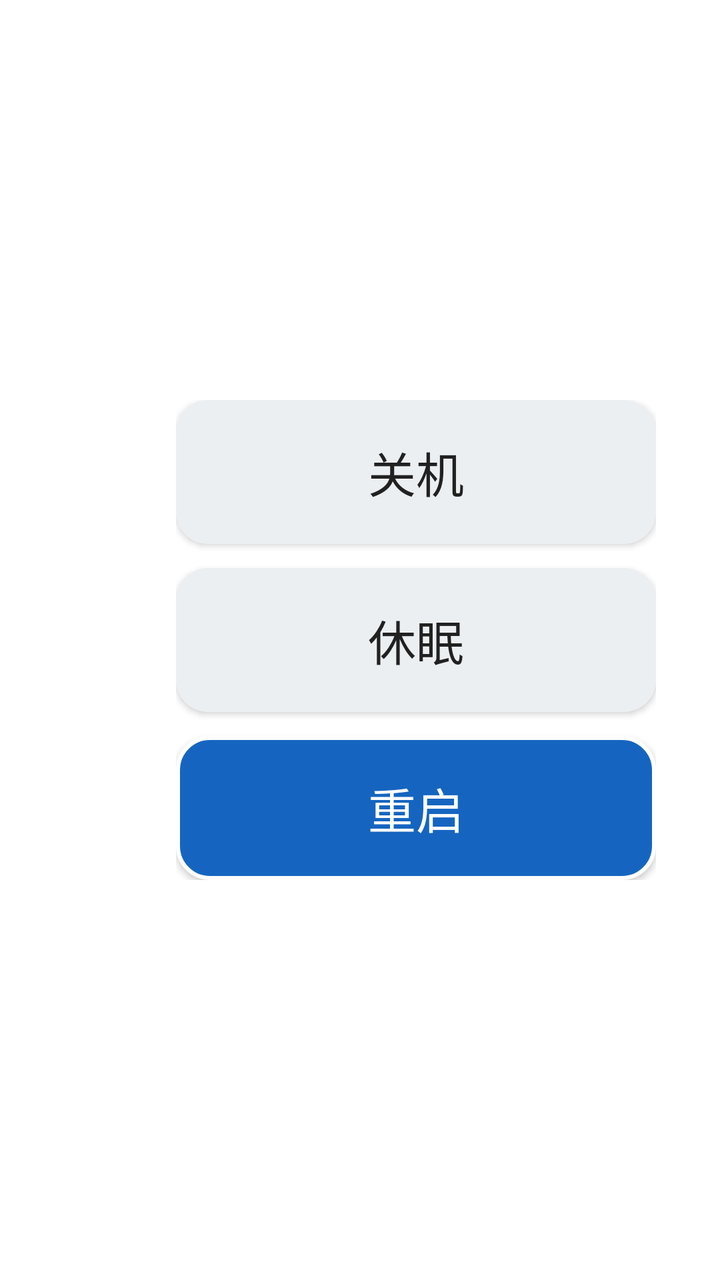
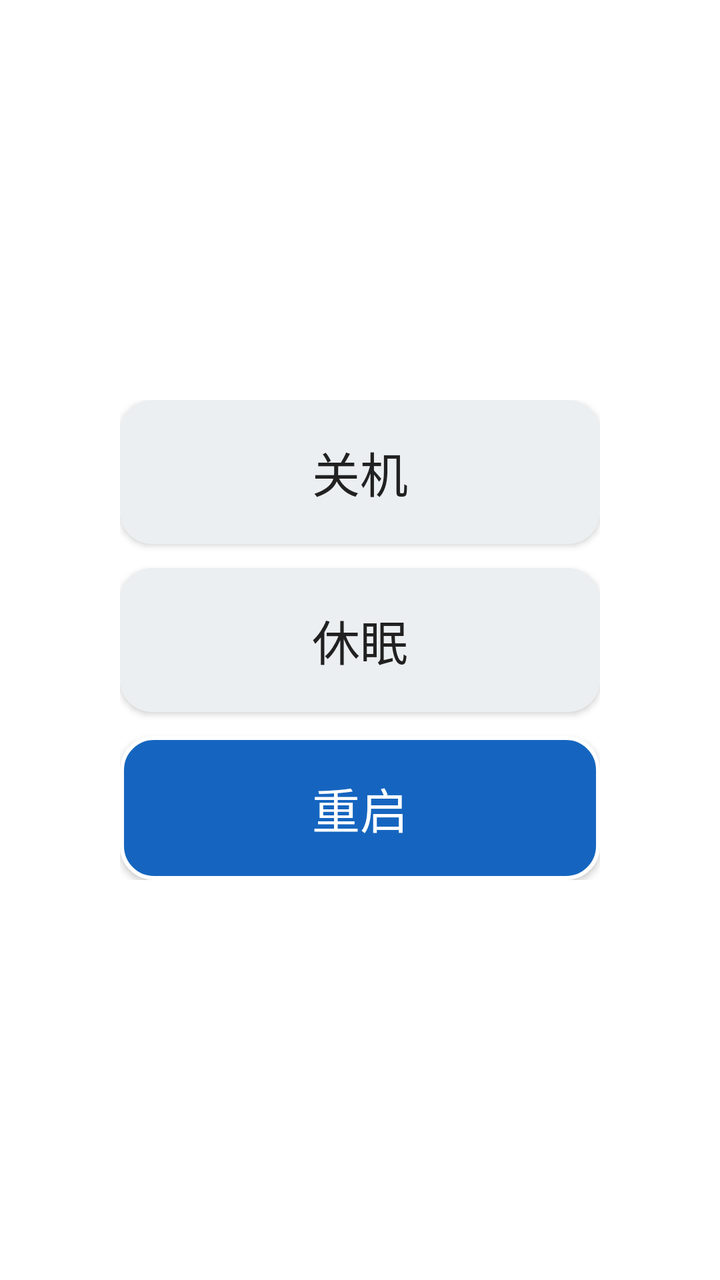

Compare the two renders of this Android layout. The source of the first and the diff that turns it into the second are given below.
<!-- AndroidManifest.xml: application theme Theme.TvPower -->
<!-- res/layout/activity_main.xml -->
<?xml version="1.0" encoding="utf-8"?>
<LinearLayout xmlns:android="http://schemas.android.com/apk/res/android"
    android:layout_width="match_parent"
    android:layout_height="match_parent"
    android:orientation="vertical"
    android:gravity="center_vertical|end"
    android:padding="32dp">

    
    <LinearLayout
        android:layout_width="240dp"
        android:layout_height="wrap_content"
        android:orientation="vertical">

        
        <Button
            android:id="@+id/btnShutdown"
            android:layout_width="match_parent"
            android:layout_height="72dp"
            android:text="@string/btn_shutdown"
            android:textSize="24sp"
            android:background="@drawable/btn_tv_bg"
            android:textColor="@color/btn_tv_text"
            android:focusable="true"
            android:focusableInTouchMode="true"
            android:nextFocusDown="@id/btnSleep" />

        
        <Button
            android:id="@+id/btnSleep"
            android:layout_width="match_parent"
            android:layout_height="72dp"
            android:layout_marginTop="12dp"
            android:text="@string/btn_sleep"
            android:textSize="24sp"
            android:background="@drawable/btn_tv_bg"
            android:textColor="@color/btn_tv_text"
            android:focusable="true"
            android:focusableInTouchMode="true"
            android:nextFocusUp="@id/btnShutdown"
            android:nextFocusDown="@id/btnReboot" />

        
        <Button
            android:id="@+id/btnReboot"
            android:layout_width="match_parent"
            android:layout_height="72dp"
            android:layout_marginTop="12dp"
            android:text="@string/btn_reboot"
            android:textSize="24sp"
            android:background="@drawable/btn_tv_bg"
            android:textColor="@color/btn_tv_text"
            android:focusable="true"
            android:focusableInTouchMode="true"
            android:nextFocusUp="@id/btnSleep">

            <requestFocus />
        </Button>

    </LinearLayout>

</LinearLayout>
<!-- resources referenced by this layout -->
<resources>
  <!-- drawable btn_tv_bg (drawable) -->
  <?xml version="1.0" encoding="utf-8"?>
  <selector xmlns:android="http://schemas.android.com/apk/res/android">
  
      
      <item android:state_focused="true">
          <shape android:shape="rectangle">
              <solid android:color="#1565C0" />
              <corners android:radius="16dp" />
              <stroke android:width="2dp" android:color="#FFFFFF" />
          </shape>
      </item>
  
      
      <item android:state_pressed="true">
          <shape android:shape="rectangle">
              <solid android:color="#0D47A1" />
              <corners android:radius="16dp" />
          </shape>
      </item>
  
      
      <item>
          <shape android:shape="rectangle">
              <solid android:color="#ECEFF1" />
              <corners android:radius="16dp" />
          </shape>
      </item>
  
  </selector>
  <string name="btn_reboot">重启</string>
  <string name="btn_shutdown">关机</string>
  <string name="btn_sleep">休眠</string>
  <style name="Theme.TvPower" parent="Theme.AppCompat.Light.NoActionBar">
  
          
          <item name="android:windowIsFloating">false</item>
          <item name="android:windowIsTranslucent">true</item>
  
          <item name="android:windowBackground">@android:color/transparent</item>
          <item name="android:colorBackground">@android:color/transparent</item>
  
          <item name="android:windowNoTitle">true</item>
  
          
          <item name="android:backgroundDimEnabled">false</item>
  
          
          <item name="android:windowShowWallpaper">true</item>
  
          
          <item name="android:windowDisablePreview">true</item>
  
          
          <item name="android:windowSplashScreenBackground" tools:targetApi="31">@android:color/transparent</item>
      </style>
</resources>

<!-- the commit's change to res/layout/activity_main.xml (unified diff, before → after) -->
@@ -3,7 +3,7 @@
     android:layout_width="match_parent"
     android:layout_height="match_parent"
     android:orientation="vertical"
-    android:gravity="center_vertical|end"
+    android:gravity="center"
     android:padding="32dp">
 
     
